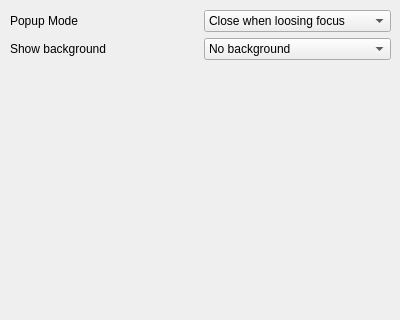
Old version of the form contents/ui/appearance.ui in the repository LandisTwo/veromix-plasmoid.
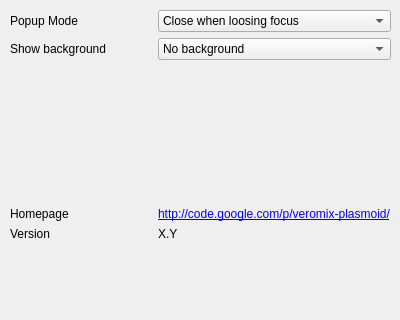
New version of the form.

Commit message: merged configuration dialogs - improved error-messages with link to the wiki

Patch:
```diff
--- a/contents/ui/appearance.ui
+++ b/contents/ui/appearance.ui
@@ -112,7 +112,47 @@
             </property>
          </item>
      </widget>
-     
+    </item>
+    <item row="4" column="0">
+     <widget class="QLabel" name="label_7">
+      <property name="text">
+       <string>Homepage</string>
+      </property>
+     </widget>
+    </item>
+    <item row="4" column="1">
+     <widget class="QLabel" name="label_8">
+      <property name="text">
+       <string>&lt;a href=&quot;http://code.google.com/p/veromix-plasmoid/&quot;&gt;http://code.google.com/p/veromix-plasmoid/&lt;/A&gt;</string>
+      </property>
+     </widget>
+    </item>
+    <item row="5" column="0">
+     <widget class="QLabel" name="label_2">
+      <property name="text">
+       <string>Version</string>
+      </property>
+     </widget>
+    </item>
+    <item row="5" column="1">
+     <widget class="QLabel" name="version">
+      <property name="text">
+       <string>X.Y</string>
+      </property>
+     </widget>
+    </item>
+    <item row="3" column="0">
+     <spacer name="verticalSpacer">
+      <property name="orientation">
+       <enum>Qt::Vertical</enum>
+      </property>
+      <property name="sizeHint" stdset="0">
+       <size>
+        <width>20</width>
+        <height>40</height>
+       </size>
+      </property>
+     </spacer>
     </item>
    </layout>
   </widget>
```
Left out of the diff: 37 changed lines with no effect on the pictures. Lines whose indentation alone changed are shown as unchanged. The commit also changes 3 other files.
